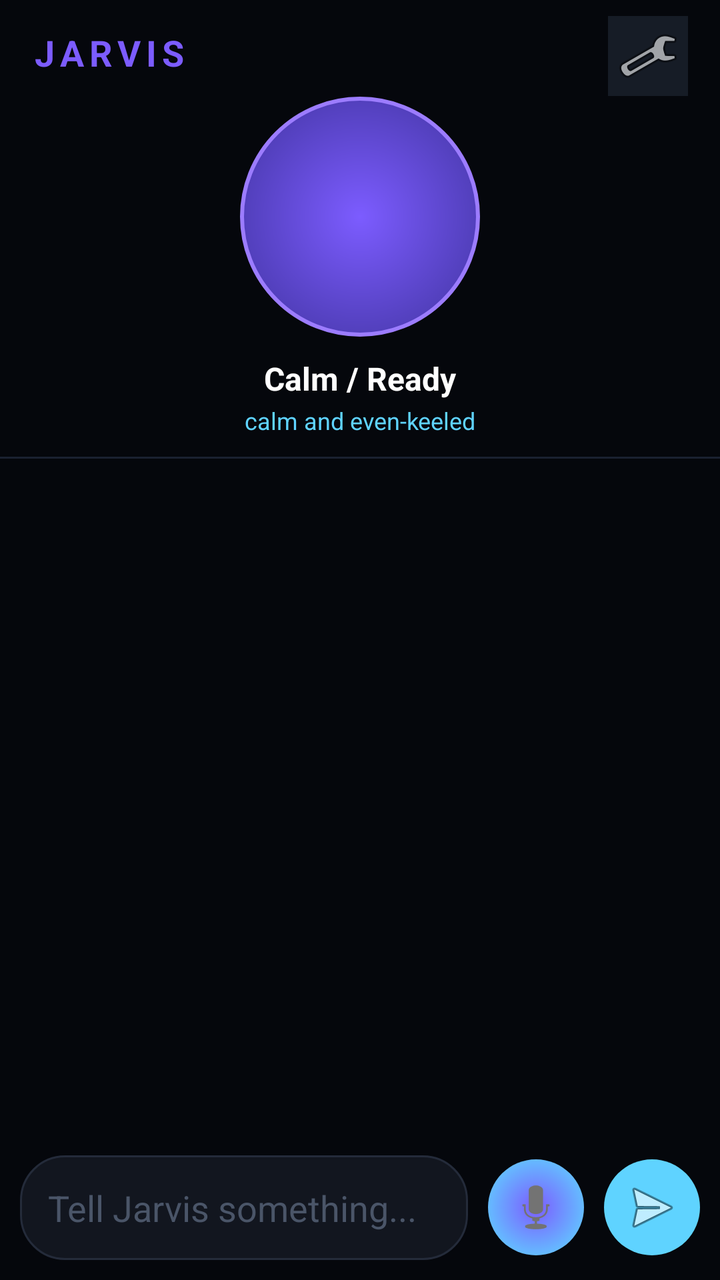
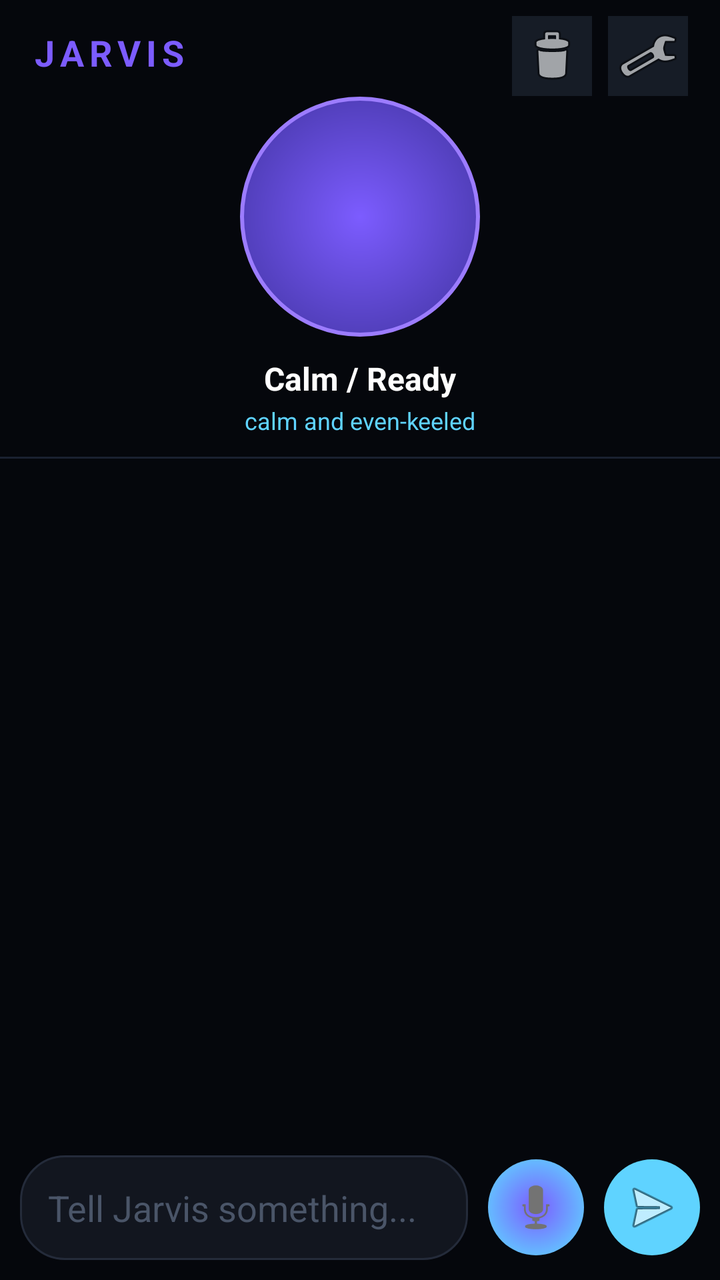

Before-and-after screenshots of an Android layout around one commit, followed by the original layout XML and the change that was made.
<!-- AndroidManifest.xml: application theme Theme.Jarvis -->
<!-- res/layout/activity_main.xml -->
<?xml version="1.0" encoding="utf-8"?>
<androidx.constraintlayout.widget.ConstraintLayout xmlns:android="http://schemas.android.com/apk/res/android"
    xmlns:app="http://schemas.android.com/apk/res-auto"
    android:layout_width="match_parent"
    android:layout_height="match_parent"
    android:background="#05070C">

    <TextView
        android:id="@+id/titleLabel"
        android:layout_width="0dp"
        android:layout_height="wrap_content"
        android:layout_marginStart="16dp"
        android:paddingTop="14dp"
        android:text="JARVIS"
        android:textColor="#7C5CFF"
        android:textSize="18sp"
        android:textStyle="bold"
        android:letterSpacing="0.15"
        app:layout_constraintTop_toTopOf="parent"
        app:layout_constraintStart_toStartOf="parent" />

    <ImageButton
        android:id="@+id/settingsButton"
        android:layout_width="40dp"
        android:layout_height="40dp"
        android:layout_marginEnd="16dp"
        android:layout_marginTop="8dp"
        android:background="#161C26"
        android:contentDescription="Settings"
        android:src="@android:drawable/ic_menu_manage"
        app:layout_constraintTop_toTopOf="parent"
        app:layout_constraintEnd_toEndOf="parent" />

    <View
        android:id="@+id/orb"
        android:layout_width="120dp"
        android:layout_height="120dp"
        android:layout_marginTop="10dp"
        android:background="@drawable/orb_calm"
        app:layout_constraintTop_toBottomOf="@id/titleLabel"
        app:layout_constraintStart_toStartOf="parent"
        app:layout_constraintEnd_toEndOf="parent" />

    <TextView
        android:id="@+id/stateLabel"
        android:layout_width="wrap_content"
        android:layout_height="wrap_content"
        android:layout_marginTop="10dp"
        android:text="Calm / Ready"
        android:textColor="#FFFFFF"
        android:textSize="16sp"
        android:textStyle="bold"
        app:layout_constraintTop_toBottomOf="@id/orb"
        app:layout_constraintStart_toStartOf="parent"
        app:layout_constraintEnd_toEndOf="parent" />

    <TextView
        android:id="@+id/moodLabel"
        android:layout_width="wrap_content"
        android:layout_height="wrap_content"
        android:paddingTop="2dp"
        android:paddingBottom="10dp"
        android:text="calm and even-keeled"
        android:textColor="#5FD3FF"
        android:textSize="12sp"
        app:layout_constraintTop_toBottomOf="@id/stateLabel"
        app:layout_constraintStart_toStartOf="parent"
        app:layout_constraintEnd_toEndOf="parent" />

    <View
        android:id="@+id/divider"
        android:layout_width="0dp"
        android:layout_height="1dp"
        android:background="#1A2130"
        app:layout_constraintTop_toBottomOf="@id/moodLabel"
        app:layout_constraintStart_toStartOf="parent"
        app:layout_constraintEnd_toEndOf="parent" />

    <androidx.recyclerview.widget.RecyclerView
        android:id="@+id/chatRecycler"
        android:layout_width="0dp"
        android:layout_height="0dp"
        android:padding="10dp"
        app:layout_constraintTop_toBottomOf="@id/divider"
        app:layout_constraintBottom_toTopOf="@id/inputBar"
        app:layout_constraintStart_toStartOf="parent"
        app:layout_constraintEnd_toEndOf="parent" />

    <LinearLayout
        android:id="@+id/inputBar"
        android:orientation="horizontal"
        android:layout_width="0dp"
        android:layout_height="wrap_content"
        android:padding="10dp"
        android:gravity="center_vertical"
        app:layout_constraintBottom_toBottomOf="parent"
        app:layout_constraintStart_toStartOf="parent"
        app:layout_constraintEnd_toEndOf="parent">

        <EditText
            android:id="@+id/inputField"
            android:layout_width="0dp"
            android:layout_height="wrap_content"
            android:layout_weight="1"
            android:hint="Tell Jarvis something..."
            android:textColorHint="#4A5568"
            android:textColor="#FFFFFF"
            android:background="@drawable/input_bg"
            android:padding="14dp" />

        <ImageButton
            android:id="@+id/micButton"
            android:layout_width="48dp"
            android:layout_height="48dp"
            android:layout_marginStart="10dp"
            android:background="@drawable/mic_bg"
            android:contentDescription="Voice input"
            android:src="@android:drawable/ic_btn_speak_now" />

        <ImageButton
            android:id="@+id/sendButton"
            android:layout_width="48dp"
            android:layout_height="48dp"
            android:layout_marginStart="10dp"
            android:background="@drawable/send_bg"
            android:contentDescription="Send"
            android:src="@android:drawable/ic_menu_send" />
    </LinearLayout>

</androidx.constraintlayout.widget.ConstraintLayout>
<!-- resources referenced by this layout -->
<resources>
  <!-- drawable input_bg (drawable) -->
  <shape xmlns:android="http://schemas.android.com/apk/res/android">
      <solid android:color="#12161F" />
      <corners android:radius="22dp" />
      <stroke android:width="1dp" android:color="#242B3A" />
  </shape>
  <!-- drawable mic_bg (drawable) -->
  <shape xmlns:android="http://schemas.android.com/apk/res/android"
      android:shape="oval">
      <gradient
          android:startColor="#7C5CFF"
          android:endColor="#5FD3FF"
          android:type="radial"
          android:gradientRadius="30dp" />
  </shape>
  <!-- drawable orb_calm (drawable) -->
  <shape xmlns:android="http://schemas.android.com/apk/res/android"
      android:shape="oval">
      <gradient
          android:startColor="#7C5CFF"
          android:centerColor="#4A3AAF"
          android:endColor="#12161F"
          android:type="radial"
          android:gradientRadius="140dp" />
      <stroke android:width="2dp" android:color="#9C7CFF" />
  </shape>
  <!-- drawable send_bg (drawable) -->
  <shape xmlns:android="http://schemas.android.com/apk/res/android"
      android:shape="oval">
      <solid android:color="#5FD3FF" />
  </shape>
  <style name="Theme.Jarvis" parent="Theme.MaterialComponents.DayNight.NoActionBar">
          <item name="colorPrimary">#2D6CDF</item>
          <item name="colorPrimaryDark">#0B0F14</item>
          <item name="colorAccent">#5FD3FF</item>
          <item name="android:windowBackground">#0B0F14</item>
      </style>
</resources>

<!-- the commit's change to res/layout/activity_main.xml (unified diff, before → after) -->
@@ -18,6 +18,18 @@
         android:letterSpacing="0.15"
         app:layout_constraintTop_toTopOf="parent"
         app:layout_constraintStart_toStartOf="parent" />
+
+    <ImageButton
+        android:id="@+id/clearButton"
+        android:layout_width="40dp"
+        android:layout_height="40dp"
+        android:layout_marginEnd="8dp"
+        android:layout_marginTop="8dp"
+        android:background="#161C26"
+        android:contentDescription="Clear chat"
+        android:src="@android:drawable/ic_menu_delete"
+        app:layout_constraintTop_toTopOf="parent"
+        app:layout_constraintEnd_toStartOf="@id/settingsButton" />
 
     <ImageButton
         android:id="@+id/settingsButton"
